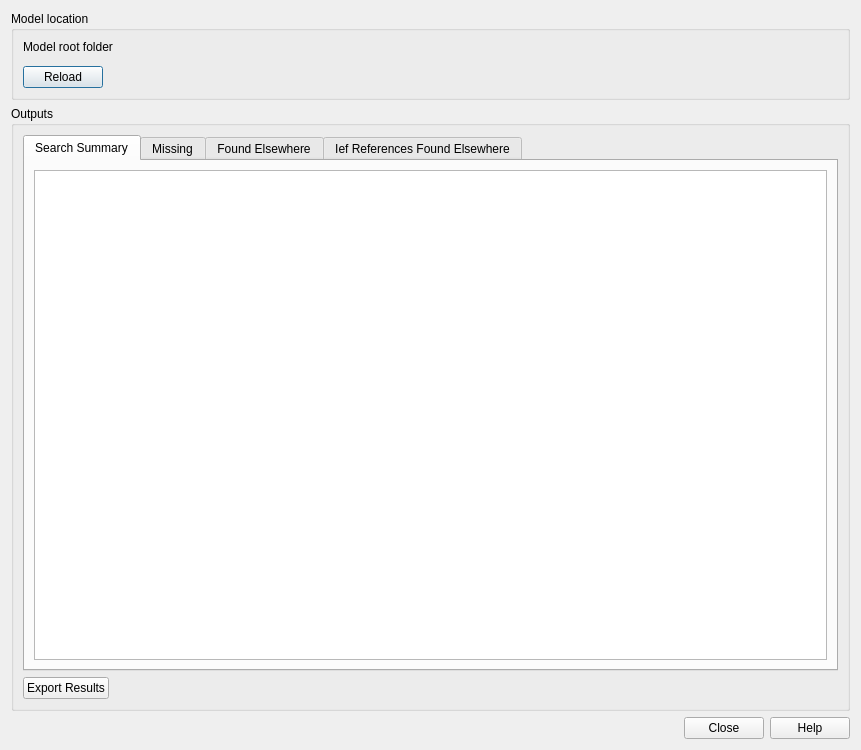
Qt form mod_check/forms/ui_file_check_dialog.ui (duncan-r/ModCheck) before a commit.
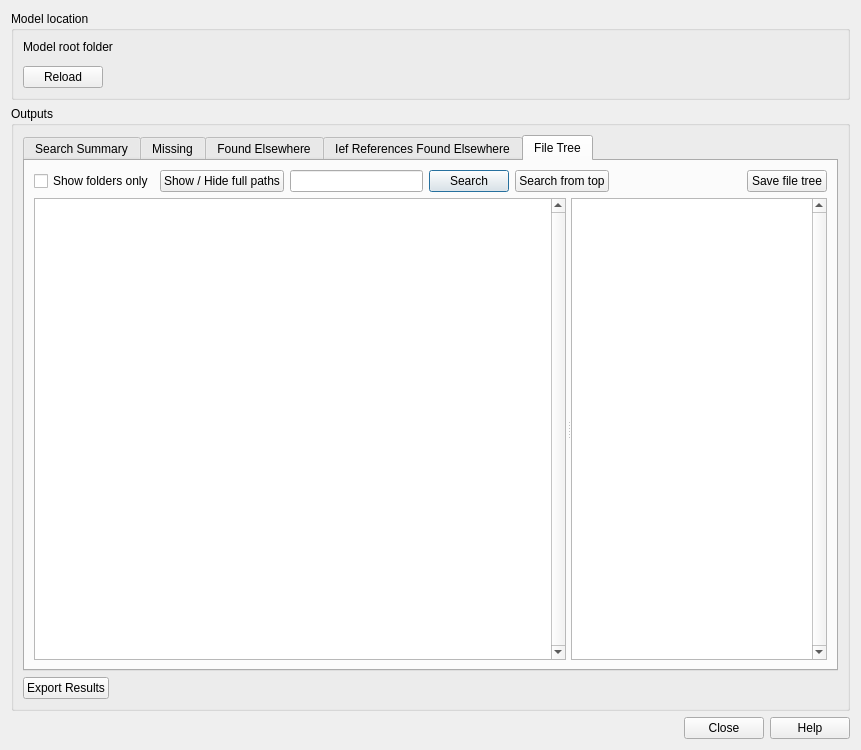
The same form after that commit. The open tabs and pages were chosen to show the change. Custom widgets are drawn as their Qt base class.

Commit message:
Add file tree outputs and search to file check.
Add an additional tab that outputs a file tree text file
display after searching the model folders.

Includes options for text searches on the outputs and
saving the results to file.

```diff
--- a/mod_check/forms/ui_file_check_dialog.ui
+++ b/mod_check/forms/ui_file_check_dialog.ui
@@ -37,6 +37,9 @@
           <property name="text">
            <string>Reload</string>
           </property>
+          <property name="autoDefault">
+           <bool>false</bool>
+          </property>
          </widget>
         </item>
         <item>
@@ -257,6 +260,136 @@
           </item>
          </layout>
         </widget>
+        <widget class="QWidget" name="fileTreeTab">
+         <attribute name="title">
+          <string>File Tree</string>
+         </attribute>
+         <layout class="QVBoxLayout" name="verticalLayout_14" stretch="0,1">
+          <item>
+           <layout class="QHBoxLayout" name="horizontalLayout_4">
+            <item>
+             <widget class="QCheckBox" name="fileTreeFoldersOnlyCheckbox">
+              <property name="text">
+               <string>Show folders only</string>
+              </property>
+             </widget>
+            </item>
+            <item>
+             <widget class="QPushButton" name="showFullPathsBtn">
+              <property name="text">
+               <string>Show / Hide full paths</string>
+              </property>
+              <property name="autoDefault">
+               <bool>false</bool>
+              </property>
+             </widget>
+            </item>
+            <item>
+             <widget class="QLineEdit" name="searchFileTreeTextbox">
+              <property name="clearButtonEnabled">
+               <bool>true</bool>
+              </property>
+             </widget>
+            </item>
+            <item>
+             <widget class="QPushButton" name="fileTreeSearchBtn">
+              <property name="text">
+               <string>Search</string>
+              </property>
+              <property name="autoDefault">
+               <bool>true</bool>
+              </property>
+             </widget>
+            </item>
+            <item>
+             <widget class="QPushButton" name="fileTreeSearchFromTopBtn">
+              <property name="text">
+               <string>Search from top</string>
+              </property>
+              <property name="autoDefault">
+               <bool>false</bool>
+              </property>
+             </widget>
+            </item>
+            <item>
+             <spacer name="horizontalSpacer_3">
+              <property name="orientation">
+               <enum>Qt::Horizontal</enum>
+              </property>
+              <property name="sizeHint" stdset="0">
+               <size>
+                <width>40</width>
+                <height>20</height>
+               </size>
+              </property>
+             </spacer>
+            </item>
+            <item>
+             <widget class="QPushButton" name="saveFileTreeBtn">
+              <property name="text">
+               <string>Save file tree</string>
+              </property>
+              <property name="autoDefault">
+               <bool>false</bool>
+              </property>
+             </widget>
+            </item>
+           </layout>
+          </item>
+          <item>
+           <widget class="QSplitter" name="splitter">
+            <property name="orientation">
+             <enum>Qt::Horizontal</enum>
+            </property>
+            <property name="handleWidth">
+             <number>5</number>
+            </property>
+            <widget class="QTextEdit" name="fileTreeTextEdit">
+             <property name="sizePolicy">
+              <sizepolicy hsizetype="Expanding" vsizetype="Expanding">
+               <horstretch>1</horstretch>
+               <verstretch>0</verstretch>
+              </sizepolicy>
+             </property>
+             <property name="font">
+              <font>
+               <family>Courier</family>
+              </font>
+             </property>
+             <property name="styleSheet">
+              <string notr="true">    QTextEdit { selection-background-color: yellow }
+    QTextEdit { selection-color: black }</string>
+             </property>
+             <property name="verticalScrollBarPolicy">
+              <enum>Qt::ScrollBarAlwaysOn</enum>
+             </property>
+             <property name="lineWrapMode">
+              <enum>QTextEdit::NoWrap</enum>
+             </property>
+            </widget>
+            <widget class="QTextEdit" name="fileTreePathTextEdit">
+             <property name="sizePolicy">
+              <sizepolicy hsizetype="Expanding" vsizetype="Expanding">
+               <horstretch>0</horstretch>
+               <verstretch>0</verstretch>
+              </sizepolicy>
+             </property>
+             <property name="font">
+              <font>
+               <family>Courier</family>
+              </font>
+             </property>
+             <property name="verticalScrollBarPolicy">
+              <enum>Qt::ScrollBarAlwaysOn</enum>
+             </property>
+             <property name="lineWrapMode">
+              <enum>QTextEdit::NoWrap</enum>
+             </property>
+            </widget>
+           </widget>
+          </item>
+         </layout>
+        </widget>
        </widget>
       </item>
       <item>
```
Left out of the diff: 37 changed lines with no effect on the pictures. The commit also changes 11 other files.
